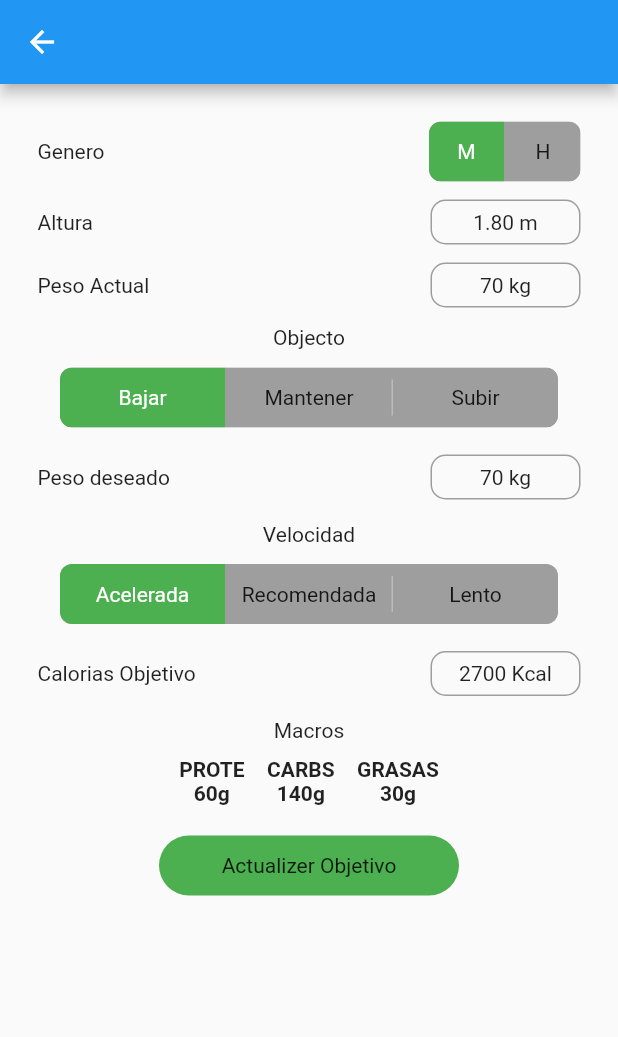
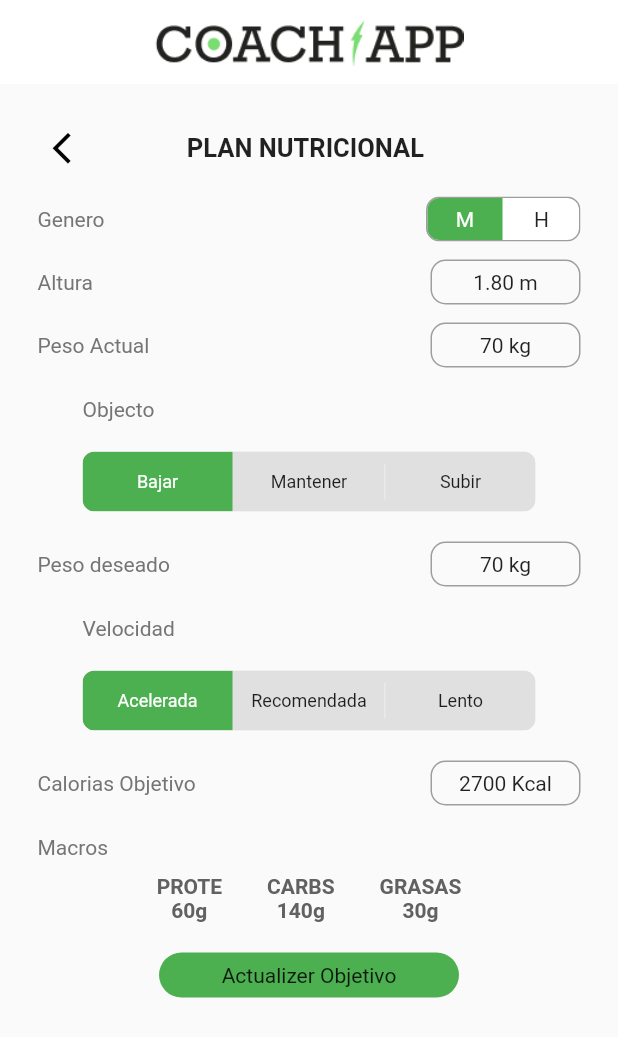
Before and after one commit to satsin06/coach_app, a Flutter app: the PlanNutrition screen opened directly, on a phone screen of 412 x 824 dp. Shown: the top 1037 px of the screen. Run offline on Flutter 3.47's test engine with Material 2 defaults, Android fonts, the phone set to English and light mode, and no system bars; drawn by our look-alikes of toggle_switch; our stand-ins replace firebase_auth, firebase_core, flutter_switch, material_design_icons_flutter; missing offline and left inert: horizontal_picker; accounts and stored records are empty.

Commit message:
added profile pages

```diff
--- a/lib/Screens/main_screens/profile/adminnotification.dart
+++ b/lib/Screens/main_screens/profile/adminnotification.dart
@@ -1,4 +1,5 @@
 import 'package:coach_app/Screens/main_screens/profile/gallery.dart';
+import 'package:coach_app/Screens/main_screens/profile/plan.dart';
 import 'package:flutter/material.dart';
 import 'package:flutter/widgets.dart';
 import 'package:flutter_switch/flutter_switch.dart';
@@ -272,7 +273,7 @@ class AdminNotify extends StatelessWidget {
                     onTap:  () {
                       Navigator.of(context).push(
                         MaterialPageRoute(
-                          builder: (context) => Gallery(),
+                          builder: (context) => PlanNutrition(),
                         ),
                       );
                     },
--- a/lib/Screens/main_screens/profile/plan.dart
+++ b/lib/Screens/main_screens/profile/plan.dart
@@ -1,3 +1,4 @@
+import 'package:coach_app/Screens/main_screens/profile/gallery.dart';
 import 'package:flutter/cupertino.dart';
 import 'package:flutter/material.dart';
 import 'package:toggle_switch/toggle_switch.dart';
@@ -13,21 +14,71 @@ class _PlanNutritionState extends State<PlanNutrition> {
   @override
   Widget build(BuildContext context) {
     return Scaffold(
-      appBar: AppBar(),
+        appBar: AppBar(
+            elevation: 0,
+            backgroundColor: Colors.white,
+            automaticallyImplyLeading: false,
+            title: Container(
+              alignment: Alignment.center,
+              child: Image.asset("assets/appbar.png",
+                width: MediaQuery.of(context).size.width*0.5,
+                height: MediaQuery.of(context).size.height*0.05,),
+            )
+        ),
       body: Container(
         child: Padding(
           padding: const EdgeInsets.all(25.0),
           child: Column(
             children: [
+              SizedBox(
+                height: 5,
+              ),
+              Container(
+                child: Row(
+                  children: [
+                    Container(
+                      padding: EdgeInsets.only(left: 10),
+                      child: InkWell(
+                        onTap: () {
+                          Navigator.of(context).pop();
+                        },
+                        child: Icon(
+                          Icons.arrow_back_ios,
+                          color: Colors.black,
+                          size: 25,
+                        ),
+                      ),
+                    ),
+                    Container(
+                      width: MediaQuery.of(context).size.width*0.6,
+                      padding: EdgeInsets.only(left: 40),
+                      child: Center(
+                        child: Text("PLAN NUTRICIONAL",
+                          style: TextStyle(
+                              fontSize: 17,
+                              fontWeight: FontWeight.bold
+                          ),),
+                      ),
+                    )
+                  ],
+                ),
+              ),
+              SizedBox(height: 20,),
               Row(
                 mainAxisAlignment: MainAxisAlignment.spaceBetween,
                 children: [
-                  Text('Genero'),
+                  Text('Genero',
+                      style: TextStyle(
+                          color: Colors.grey.shade600
+                      )),
                   ToggleSwitch(
+                    minHeight: 28,
                     minWidth: 50.0,
                     initialLabelIndex: 0,
                     activeBgColor: [Colors.green],
-                    inactiveBgColor: Colors.grey,
+                    inactiveBgColor: Colors.white,
+                    borderColor: [Colors.grey],
+                    borderWidth: 1,
                     labels: [
                       'M',
                       'H',
@@ -45,7 +96,10 @@ class _PlanNutritionState extends State<PlanNutrition> {
               Row(
                 mainAxisAlignment: MainAxisAlignment.spaceBetween,
                 children: [
-                  Text('Altura'),
+                  Text('Altura',
+                      style: TextStyle(
+                          color: Colors.grey.shade600
+                      )),
                   Container(
                       height: 30,
                       width: 100,
@@ -61,7 +115,10 @@ class _PlanNutritionState extends State<PlanNutrition> {
               Row(
                 mainAxisAlignment: MainAxisAlignment.spaceBetween,
                 children: [
-                  Text('Peso Actual'),
+                  Text('Peso Actual',
+                      style: TextStyle(
+                          color: Colors.grey.shade600
+                      )),
                   Container(
                     height: 30,
                     width: 100,
@@ -73,22 +130,27 @@ class _PlanNutritionState extends State<PlanNutrition> {
                 ],
               ),
               SizedBox(
-                height: 12,
+                height: 20,
               ),
               Column(
+                crossAxisAlignment: CrossAxisAlignment.start,
                 children: [
                   Text(
                     'Objecto',
+                      style: TextStyle(
+                          color: Colors.grey.shade600
+                      )
                   ),
                   SizedBox(
-                    height: 12,
+                    height: 20,
                   ),
                   ToggleSwitch(
-                    minWidth: 110.0,
+                    minWidth: 100.0,
                     initialLabelIndex: 0,
                     activeBgColor: [Colors.green],
-                    inactiveBgColor: Colors.grey,
+                    inactiveBgColor: Colors.grey.shade300,
                     labels: ['Bajar', 'Mantener', 'Subir'],
+                    fontSize: 12,
                     totalSwitches: 3,
                     onToggle: (index) {
                       print('Switched to: $index');
@@ -97,12 +159,15 @@ class _PlanNutritionState extends State<PlanNutrition> {
                 ],
               ),
               SizedBox(
-                height: 18,
+                height: 20,
               ),
               Row(
                 mainAxisAlignment: MainAxisAlignment.spaceBetween,
                 children: [
-                  Text('Peso deseado'),
+                  Text('Peso deseado',
+                      style: TextStyle(
+                          color: Colors.grey.shade600
+                      )),
                   Container(
                       height: 30,
                       width: 100,
@@ -113,22 +178,27 @@ class _PlanNutritionState extends State<PlanNutrition> {
                 ],
               ),
               SizedBox(
-                height: 15,
+                height: 20,
               ),
               Column(
+                crossAxisAlignment: CrossAxisAlignment.start,
                 children: [
                   Text(
                     'Velocidad',
+                      style: TextStyle(
+                          color: Colors.grey.shade600
+                      )
                   ),
                   SizedBox(
-                    height: 12,
+                    height: 20,
                   ),
                   ToggleSwitch(
-                    minWidth: 110.0,
+                    minWidth: 100.0,
                     initialLabelIndex: 0,
                     activeBgColor: [Colors.green],
-                    inactiveBgColor: Colors.grey,
+                    inactiveBgColor: Colors.grey.shade300,
                     labels: ['Acelerada', 'Recomendada', 'Lento'],
+                    fontSize: 12,
                     totalSwitches: 3,
                     onToggle: (index) {
                       print('Switched to: $index');
@@ -137,12 +207,15 @@ class _PlanNutritionState extends State<PlanNutrition> {
                 ],
               ),
               SizedBox(
-                height: 18,
+                height: 20,
               ),
               Row(
                 mainAxisAlignment: MainAxisAlignment.spaceBetween,
                 children: [
-                  Text('Calorias Objetivo'),
+                  Text('Calorias Objetivo',
+                  style: TextStyle(
+                    color: Colors.grey.shade600
+                  ),),
                   Container(
                     height: 30,
                     width: 100,
@@ -154,11 +227,15 @@ class _PlanNutritionState extends State<PlanNutrition> {
                 ],
               ),
               SizedBox(
-                height: 15,
+                height: 20,
               ),
               Column(
+                crossAxisAlignment: CrossAxisAlignment.start,
                 children: [
-                  Text('Macros'),
+                  Text('Macros',
+                      style: TextStyle(
+                      color: Colors.grey.shade600
+                  )),
                   SizedBox(
                     height: 10,
                   ),
@@ -167,23 +244,23 @@ class _PlanNutritionState extends State<PlanNutrition> {
                     children: [
                       Text(
                         'PROTE\n60g',
-                        style: TextStyle(fontWeight: FontWeight.bold),
+                        style: TextStyle(fontWeight: FontWeight.bold,color: Colors.grey.shade700),
                         textAlign: TextAlign.center,
                       ),
                       SizedBox(
-                        width: 15,
+                        width: 30,
                       ),
                       Text(
                         'CARBS\n140g',
-                        style: TextStyle(fontWeight: FontWeight.bold),
+                        style: TextStyle(fontWeight: FontWeight.bold,color: Colors.grey.shade700),
                         textAlign: TextAlign.center,
                       ),
                       SizedBox(
-                        width: 15,
+                        width: 30,
                       ),
                       Text(
                         'GRASAS\n30g',
-                        style: TextStyle(fontWeight: FontWeight.bold),
+                        style: TextStyle(fontWeight: FontWeight.bold,color: Colors.grey.shade700),
                         textAlign: TextAlign.center,
                       ),
                     ],
@@ -197,7 +274,7 @@ class _PlanNutritionState extends State<PlanNutrition> {
                 children: [
                   InkWell(
                     child: Container(
-                      height: 40,
+                      height: 30,
                       width: 200,
                       decoration: BoxDecoration(
                         borderRadius: BorderRadius.circular(20.0),
@@ -206,7 +283,13 @@ class _PlanNutritionState extends State<PlanNutrition> {
                       child: Center(
                           child: Container(child: Text('Actualizer Objetivo'))),
                     ),
-                    onTap: () {},
+                    onTap: () {
+                      Navigator.of(context).push(
+                        MaterialPageRoute(
+                          builder: (context) => Gallery(),
+                        ),
+                      );
+                    },
                   )
                 ],
               )
--- a/lib/main.dart
+++ b/lib/main.dart
@@ -1,3 +1,5 @@
+import 'package:coach_app/Screens/main_screens/home/HomePage.dart';
+import 'package:coach_app/Screens/main_screens/profile/profie.dart';
 import 'package:coach_app/Screens/test.dart';
 import 'package:coach_app/Screens/main_screens/bottom_bar.dart';
 import 'package:coach_app/Screens/splash_screen.dart';
@@ -7,6 +9,7 @@ import 'package:firebase_core/firebase_core.dart';
 import 'package:provider/provider.dart';
 
 import 'Screens/main_screens/profile/adminnotification.dart';
+import 'Screens/main_screens/profile/plan.dart';
 
 Future<void> main() async {
   WidgetsFlutterBinding.ensureInitialized();
@@ -28,7 +31,7 @@ class MyApp extends StatelessWidget {
         theme: ThemeData(
           primarySwatch: Colors.blue,
         ),
-        home: AdminNotify(),
+        home: Profile(),
         debugShowCheckedModeBanner: false,
       ),
     );
```
Also changed, not shown: lib/Screens/main_screens/profile/gallery.dart (+12 -0 lines), lib/Screens/main_screens/profile/profie.dart (+8 -1 lines), lib/Screens/main_screens/profile/setting.dart (added, +149 -0 lines).
